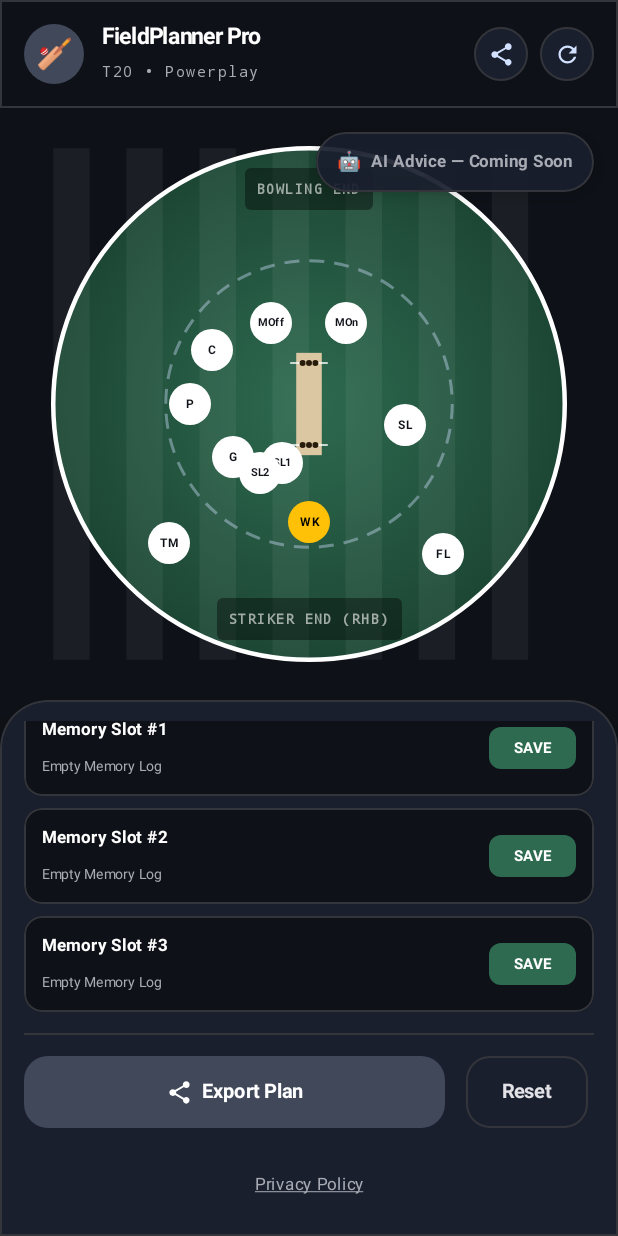
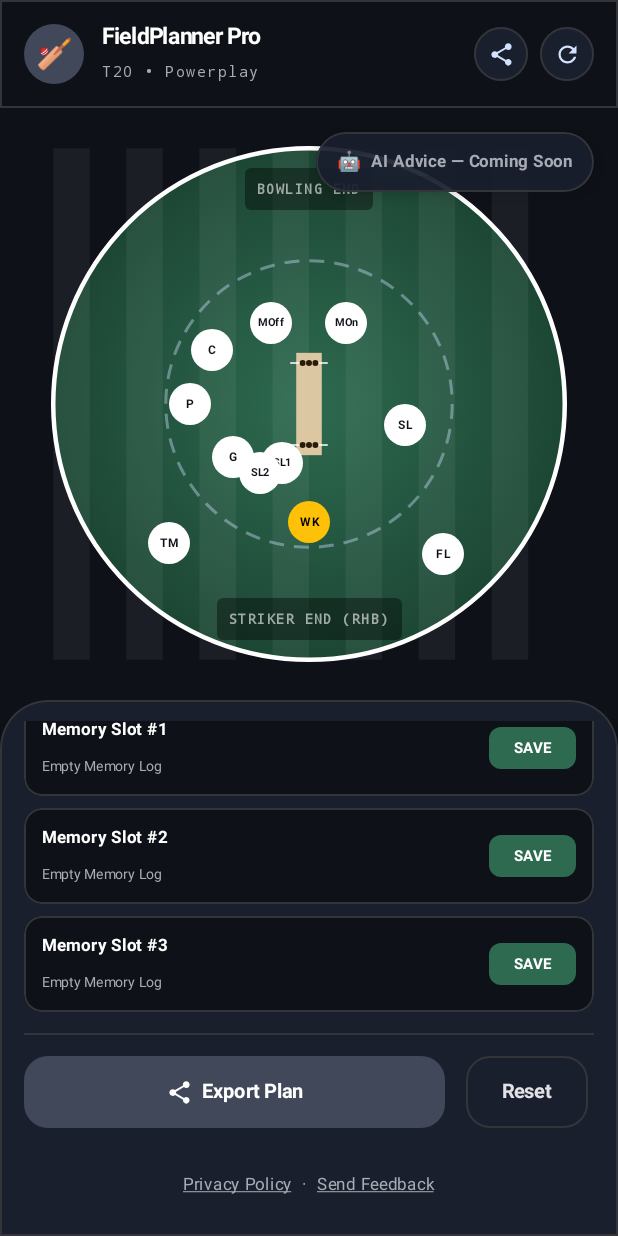
Before and after one commit to kavikar/CricketFieldPlanner, an Android app built with Jetpack Compose: the screen it shows after launch (MainActivity), scrolled down 484 dp, on a phone screen of 412 x 824 dp. Run offline under Robolectric (Android 15) with nearby library versions, the phone set to English and light mode, and no system bars.

Commit message:
content: add a Send Feedback link to both apps
Adds a mailto: link next to Privacy Policy on both apps, pre-addressed to
support@cricketfieldplanner.com (the same Cloudflare Email Routing address
the privacy policy now lists as its contact). No new infrastructure: same
pattern as the privacy policy link — opens the user's own mail client,
nothing routes through a server this app runs.

- Web: a second footer link in ControlsPanel.tsx, next to Privacy Policy
- Android: a matching 'Send Feedback' text next to Privacy Policy in
  ControlsDrawer, using ACTION_SENDTO with a pre-filled subject and a body
  that includes app version + device model/Android version for easier bug
  triage — all of it composed locally into a draft the user chooses to
  send, not transmitted automatically, so it doesn't change the Data
  Safety declaration. Falls back to a Toast if no email app is installed.

Also updated the privacy policy's own contact line and
PLAY_STORE_SUBMISSION.md's checklist to point at the support@ address
instead of a personal email, now that Email Routing is live.

Co-Authored-By: Claude Sonnet 5 <noreply@anthropic.com>
Claude-Session: https://claude.ai/code/session_012XijmiAXfhqjwa1GfUBeyZ

```diff
--- a/app/src/main/java/com/example/MainActivity.kt
+++ b/app/src/main/java/com/example/MainActivity.kt
@@ -5,6 +5,7 @@ import android.content.Intent
 import android.graphics.Bitmap
 import android.graphics.Paint as AndroidPaint
 import android.net.Uri
+import android.os.Build
 import android.os.Bundle
 import android.widget.Toast
 import androidx.activity.ComponentActivity
@@ -58,6 +59,9 @@ import kotlin.math.*
 
 // Shared with the web app (web/public/privacy.html) — one policy, two apps.
 const val PRIVACY_POLICY_URL = "https://cricketfieldplanner.com/privacy.html"
+
+// Same inbox the web app's feedback link and the privacy policy point at.
+const val SUPPORT_EMAIL = "support@cricketfieldplanner.com"
 
 // ==========================================
 // DATA MODELS
@@ -1538,19 +1542,48 @@ fun ControlsDrawer(
             }
         }
 
-        Text(
-            text = "Privacy Policy",
-            fontSize = 11.sp,
-            color = Color(0xFFA8ABB4),
-            textDecoration = TextDecoration.Underline,
-            textAlign = TextAlign.Center,
+        Row(
             modifier = Modifier
                 .fillMaxWidth()
-                .padding(bottom = 8.dp)
-                .clickable {
+                .padding(bottom = 8.dp),
+            horizontalArrangement = Arrangement.Center
+        ) {
+            Text(
+                text = "Privacy Policy",
+                fontSize = 11.sp,
+                color = Color(0xFFA8ABB4),
+                textDecoration = TextDecoration.Underline,
+                modifier = Modifier.clickable {
                     context.startActivity(Intent(Intent.ACTION_VIEW, Uri.parse(PRIVACY_POLICY_URL)))
                 }
-        )
+            )
+            Text(
+                text = "  ·  ",
+                fontSize = 11.sp,
+                color = Color(0xFFA8ABB4)
+            )
+            Text(
+                text = "Send Feedback",
+                fontSize = 11.sp,
+                color = Color(0xFFA8ABB4),
+                textDecoration = TextDecoration.Underline,
+                modifier = Modifier.clickable {
+                    val emailIntent = Intent(Intent.ACTION_SENDTO, Uri.parse("mailto:")).apply {
+                        putExtra(Intent.EXTRA_EMAIL, arrayOf(SUPPORT_EMAIL))
+                        putExtra(Intent.EXTRA_SUBJECT, "Cricket Field Planner (Android) Feedback")
+                        putExtra(
+                            Intent.EXTRA_TEXT,
+                            "\n\n\n---\nApp version: ${BuildConfig.VERSION_NAME}\nDevice: ${Build.MANUFACTURER} ${Build.MODEL} (Android ${Build.VERSION.RELEASE})"
+                        )
+                    }
+                    if (emailIntent.resolveActivity(context.packageManager) != null) {
+                        context.startActivity(emailIntent)
+                    } else {
+                        Toast.makeText(context, "No email app found — contact $SUPPORT_EMAIL", Toast.LENGTH_LONG).show()
+                    }
+                }
+            )
+        }
     }
 }
 
```
Also changed, not shown: 4 other files.
